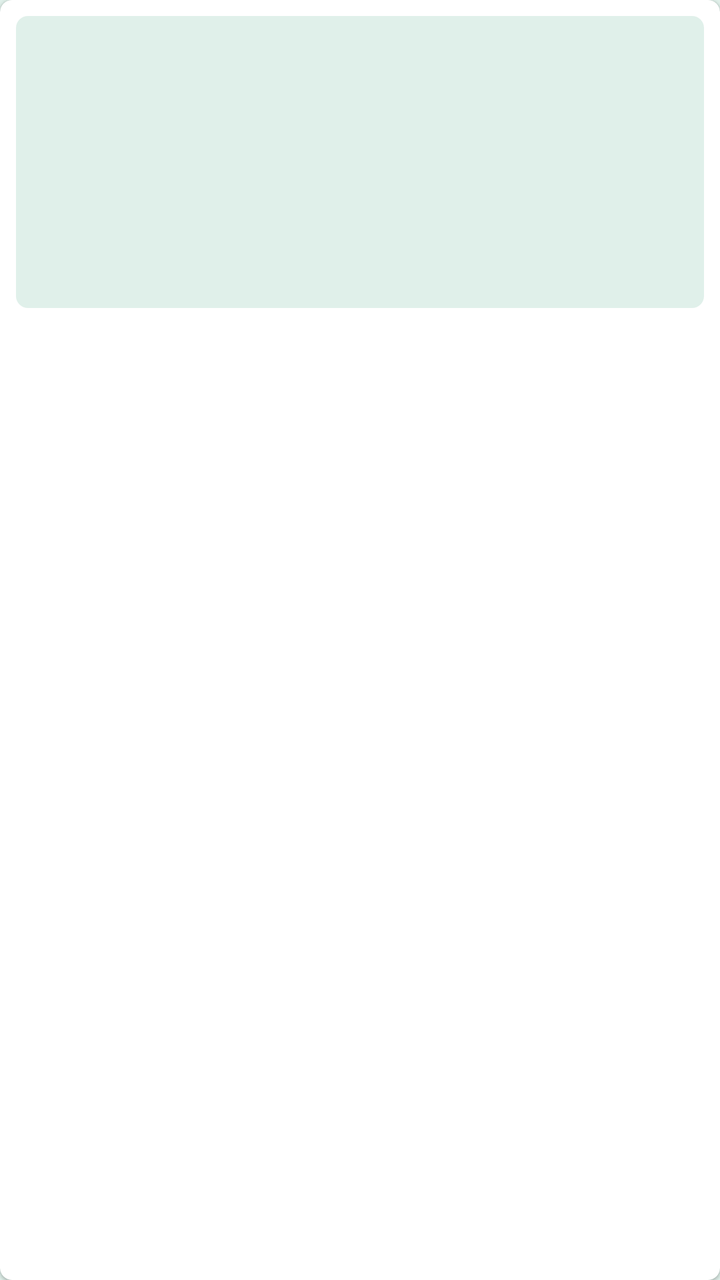
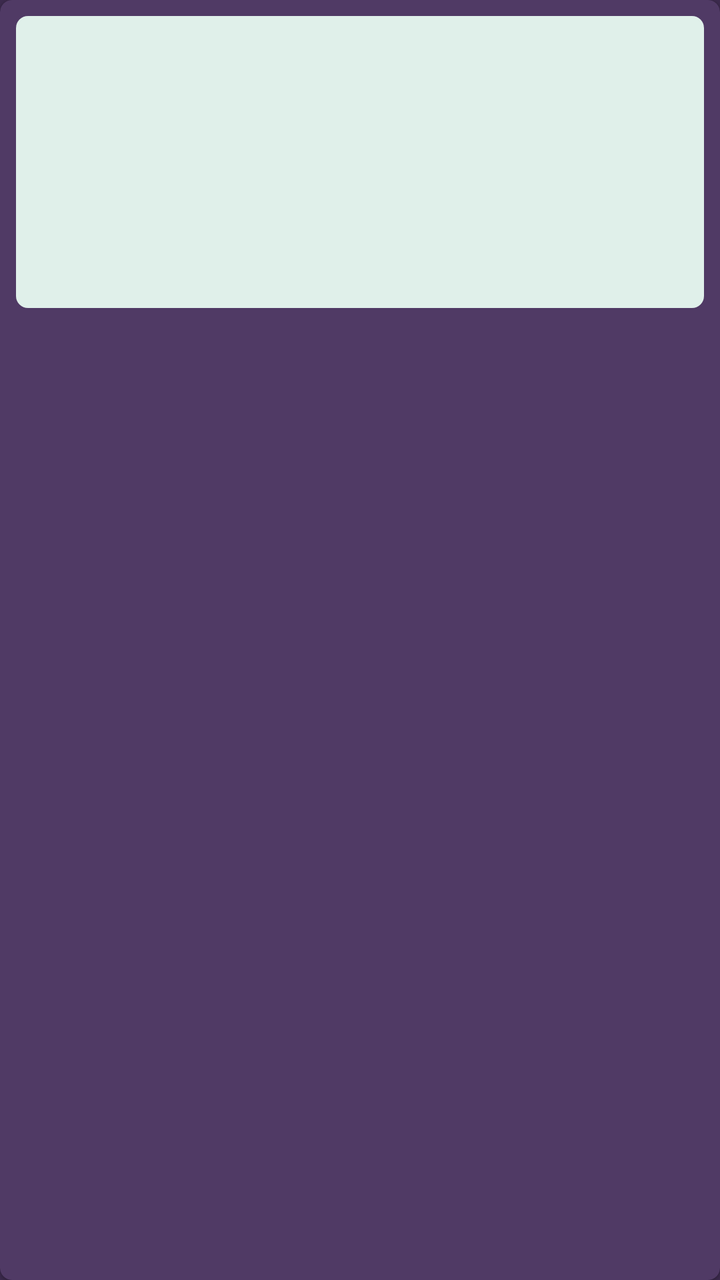

The first picture is an Android layout as it rendered before a commit; the second is the same layout after the commit. The layout source and the unified diff follow.
<!-- AndroidManifest.xml: application theme Theme.EpubReader -->
<!-- res/layout/item_home_book.xml -->
<?xml version="1.0" encoding="utf-8"?>
<com.google.android.material.card.MaterialCardView xmlns:android="http://schemas.android.com/apk/res/android"
    xmlns:app="http://schemas.android.com/apk/res-auto"
    android:layout_width="120dp"
    android:layout_height="240dp"
    android:layout_marginEnd="12dp"
    app:cardBackgroundColor="?attr/colorSurface"
    app:cardCornerRadius="6dp"
    app:cardElevation="1dp">

    <LinearLayout
        android:layout_width="match_parent"
        android:layout_height="match_parent"
        android:orientation="vertical"
        android:padding="8dp">

        <FrameLayout
            android:layout_width="match_parent"
            android:layout_height="146dp">

            <ImageView
                android:id="@+id/cover"
                android:layout_width="match_parent"
                android:layout_height="match_parent"
                android:background="@drawable/cover_frame"
                android:contentDescription="@string/book_cover"
                android:scaleType="centerCrop" />

            <TextView
                android:id="@+id/progressBadge"
                android:layout_width="wrap_content"
                android:layout_height="wrap_content"
                android:layout_gravity="top|end"
                android:layout_margin="4dp"
                android:background="@drawable/badge_bg"
                android:paddingStart="6dp"
                android:paddingTop="2dp"
                android:paddingEnd="6dp"
                android:paddingBottom="2dp"
                android:textColor="@color/white"
                android:textSize="10sp"
                android:textStyle="bold"
                android:visibility="gone" />

            <View
                android:id="@+id/progressTrack"
                android:layout_width="match_parent"
                android:layout_height="3dp"
                android:layout_gravity="bottom"
                android:background="@color/progress_track"
                android:visibility="gone" />

            <View
                android:id="@+id/progressFill"
                android:layout_width="match_parent"
                android:layout_height="3dp"
                android:layout_gravity="bottom|start"
                android:background="@color/progress_fill"
                android:pivotX="0"
                android:visibility="gone" />
        </FrameLayout>

        <TextView
            android:id="@+id/title"
            android:layout_width="match_parent"
            android:layout_height="wrap_content"
            android:layout_marginTop="8dp"
            android:ellipsize="end"
            android:maxLines="2"
            android:textColor="?android:textColorPrimary"
            android:textSize="12sp"
            android:textStyle="bold" />

        <TextView
            android:id="@+id/author"
            android:layout_width="match_parent"
            android:layout_height="wrap_content"
            android:layout_marginTop="2dp"
            android:ellipsize="end"
            android:maxLines="1"
            android:textColor="?android:textColorSecondary"
            android:textSize="11sp" />
    </LinearLayout>
</com.google.android.material.card.MaterialCardView>
<!-- resources referenced by this layout -->
<resources>
  <color name="progress_fill">@color/palette_mint</color>
  <color name="progress_track">@color/palette_slate</color>
  <color name="white">#FFFFFF</color>
  <!-- drawable badge_bg (drawable) -->
  <?xml version="1.0" encoding="utf-8"?>
  <shape xmlns:android="http://schemas.android.com/apk/res/android" android:shape="rectangle">
      <solid android:color="@color/palette_purple" />
      <corners android:radius="3dp" />
  </shape>
  <!-- drawable cover_frame (drawable) -->
  <?xml version="1.0" encoding="utf-8"?>
  <shape xmlns:android="http://schemas.android.com/apk/res/android" android:shape="rectangle">
      <solid android:color="@color/cover_placeholder" />
      <corners android:radius="6dp" />
  </shape>
  <string name="book_cover">Book cover</string>
  <style name="Theme.EpubReader" parent="Theme.MaterialComponents.DayNight.NoActionBar">
          <item name="android:windowBackground">@color/light_bg</item>
          <item name="android:statusBarColor">@color/light_bg</item>
          <item name="android:navigationBarColor">@color/light_bg</item>
          <item name="android:windowLightStatusBar">true</item>
          <item name="android:windowLightNavigationBar" tools:targetApi="o_mr1">true</item>
          <item name="colorPrimary">@color/accent</item>
          <item name="colorPrimaryVariant">@color/accent_dark</item>
          <item name="colorOnPrimary">@color/white</item>
          <item name="colorSecondary">@color/secondary</item>
          <item name="colorOnSecondary">@color/white</item>
          <item name="android:colorBackground">@color/light_bg</item>
          <item name="colorSurface">@color/light_surface</item>
          <item name="colorOnSurface">@color/light_text</item>
          <item name="android:textColorPrimary">@color/light_text</item>
          <item name="android:textColorSecondary">@color/light_text_muted</item>
          <item name="colorControlNormal">?android:textColorPrimary</item>
          <item name="toolbarStyle">@style/Widget.EpubReader.Toolbar</item>
          <item name="drawerArrowStyle">@style/Widget.EpubReader.DrawerArrowToggle</item>
      </style>
  <color name="palette_mint">#E0F0EA</color>
  <color name="palette_slate">#95ADBE</color>
  <color name="palette_purple">#574F7D</color>
  <color name="cover_placeholder">@color/palette_mint</color>
  <color name="light_bg">@color/palette_mint</color>
  <color name="accent">@color/palette_plum</color>
  <color name="accent_dark">@color/palette_purple</color>
  <color name="secondary">@color/palette_slate</color>
  <color name="light_surface">@color/white</color>
  <color name="light_text">@color/palette_eggplant</color>
  <color name="light_text_muted">@color/palette_purple</color>
  <style name="Widget.EpubReader.Toolbar" parent="Widget.MaterialComponents.Toolbar">
          <item name="titleTextColor">?android:textColorPrimary</item>
          <item name="subtitleTextColor">?android:textColorSecondary</item>
          <item name="navigationIconTint">?android:textColorPrimary</item>
          <item name="actionMenuTextColor">?android:textColorPrimary</item>
      </style>
  <style name="Widget.EpubReader.DrawerArrowToggle" parent="Widget.AppCompat.DrawerArrowToggle">
          <item name="color">?android:textColorPrimary</item>
      </style>
  <color name="palette_plum">#503A65</color>
  <color name="palette_eggplant">#3C2A4D</color>
</resources>

<!-- the commit's change to res/layout/item_home_book.xml (unified diff, before → after) -->
@@ -67,7 +67,7 @@
             android:layout_marginTop="8dp"
             android:ellipsize="end"
             android:maxLines="2"
-            android:textColor="?android:textColorPrimary"
+            android:textColor="@color/palette_mint"
             android:textSize="12sp"
             android:textStyle="bold" />
 
@@ -78,7 +78,7 @@
             android:layout_marginTop="2dp"
             android:ellipsize="end"
             android:maxLines="1"
-            android:textColor="?android:textColorSecondary"
+            android:textColor="@color/palette_slate"
             android:textSize="11sp" />
     </LinearLayout>
 </com.google.android.material.card.MaterialCardView>
<!-- resource entries referenced after the edit -->
@@ -17,22 +17,22 @@
   </shape>
   <string name="book_cover">Book cover</string>
   <style name="Theme.EpubReader" parent="Theme.MaterialComponents.DayNight.NoActionBar">
-          <item name="android:windowBackground">@color/light_bg</item>
-          <item name="android:statusBarColor">@color/light_bg</item>
-          <item name="android:navigationBarColor">@color/light_bg</item>
-          <item name="android:windowLightStatusBar">true</item>
-          <item name="android:windowLightNavigationBar" tools:targetApi="o_mr1">true</item>
+          <item name="android:windowBackground">@color/dark_bg</item>
+          <item name="android:statusBarColor">@color/black</item>
+          <item name="android:navigationBarColor">@color/black</item>
+          <item name="android:windowLightStatusBar">false</item>
+          <item name="android:windowLightNavigationBar" tools:targetApi="o_mr1">false</item>
           <item name="colorPrimary">@color/accent</item>
           <item name="colorPrimaryVariant">@color/accent_dark</item>
           <item name="colorOnPrimary">@color/white</item>
           <item name="colorSecondary">@color/secondary</item>
           <item name="colorOnSecondary">@color/white</item>
-          <item name="android:colorBackground">@color/light_bg</item>
-          <item name="colorSurface">@color/light_surface</item>
-          <item name="colorOnSurface">@color/light_text</item>
-          <item name="android:textColorPrimary">@color/light_text</item>
-          <item name="android:textColorSecondary">@color/light_text_muted</item>
-          <item name="colorControlNormal">?android:textColorPrimary</item>
+          <item name="android:colorBackground">@color/dark_bg</item>
+          <item name="colorSurface">@color/dark_surface</item>
+          <item name="colorOnSurface">@color/dark_text</item>
+          <item name="android:textColorPrimary">@color/dark_text</item>
+          <item name="android:textColorSecondary">@color/dark_text_muted</item>
+          <item name="colorControlNormal">@color/white</item>
           <item name="toolbarStyle">@style/Widget.EpubReader.Toolbar</item>
           <item name="drawerArrowStyle">@style/Widget.EpubReader.DrawerArrowToggle</item>
       </style>
@@ -40,13 +40,14 @@
   <color name="palette_slate">#95ADBE</color>
   <color name="palette_purple">#574F7D</color>
   <color name="cover_placeholder">@color/palette_mint</color>
-  <color name="light_bg">@color/palette_mint</color>
+  <color name="dark_bg">@color/palette_eggplant</color>
+  <color name="black">#000000</color>
   <color name="accent">@color/palette_plum</color>
   <color name="accent_dark">@color/palette_purple</color>
   <color name="secondary">@color/palette_slate</color>
-  <color name="light_surface">@color/white</color>
-  <color name="light_text">@color/palette_eggplant</color>
-  <color name="light_text_muted">@color/palette_purple</color>
+  <color name="dark_surface">@color/palette_plum</color>
+  <color name="dark_text">@color/palette_mint</color>
+  <color name="dark_text_muted">@color/palette_slate</color>
   <style name="Widget.EpubReader.Toolbar" parent="Widget.MaterialComponents.Toolbar">
           <item name="titleTextColor">?android:textColorPrimary</item>
           <item name="subtitleTextColor">?android:textColorSecondary</item>
